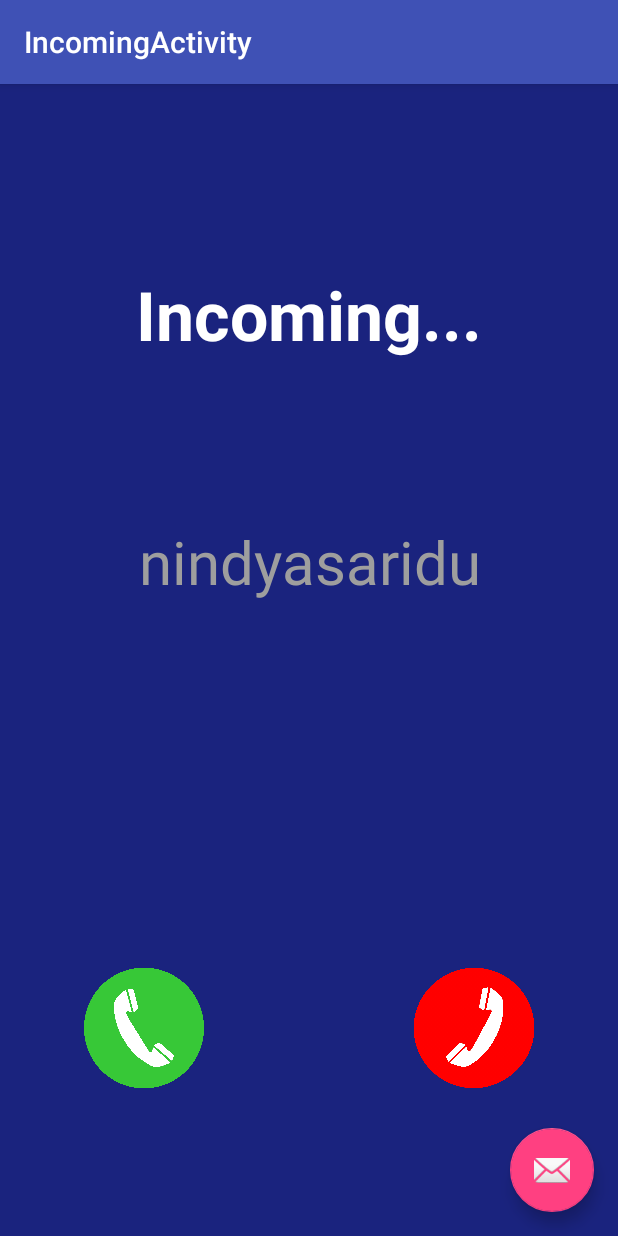
After one commit to ybpranawa/Rasp-V, an Android app: the IncomingActivity screen opened directly, with no data from a screen before it, on a phone screen of 412 x 824 dp. The commit adds this screen. Run offline under Robolectric (Android 15) with nearby library versions, the light colour scheme and no system bars.

Commit message:
AAdding callingActivity, incomingActivity, and circle button

```diff
--- /dev/null
+++ b/app/src/main/java/com/rakide/rasp_v/IncomingActivity.java
@@ -0,0 +1,29 @@
+package com.rakide.rasp_v;
+
+import android.os.Bundle;
+import android.support.design.widget.FloatingActionButton;
+import android.support.design.widget.Snackbar;
+import android.support.v7.app.AppCompatActivity;
+import android.support.v7.widget.Toolbar;
+import android.view.View;
+
+public class IncomingActivity extends AppCompatActivity {
+
+    @Override
+    protected void onCreate(Bundle savedInstanceState) {
+        super.onCreate(savedInstanceState);
+        setContentView(R.layout.activity_incoming);
+        Toolbar toolbar = (Toolbar) findViewById(R.id.toolbar);
+        setSupportActionBar(toolbar);
+
+        FloatingActionButton fab = (FloatingActionButton) findViewById(R.id.fab);
+        fab.setOnClickListener(new View.OnClickListener() {
+            @Override
+            public void onClick(View view) {
+                Snackbar.make(view, "Replace with your own action", Snackbar.LENGTH_LONG)
+                        .setAction("Action", null).show();
+            }
+        });
+    }
+
+}
--- /dev/null
+++ b/app/src/main/res/layout/activity_incoming.xml
@@ -0,0 +1,34 @@
+<?xml version="1.0" encoding="utf-8"?>
+<android.support.design.widget.CoordinatorLayout xmlns:android="http://schemas.android.com/apk/res/android"
+    xmlns:app="http://schemas.android.com/apk/res-auto"
+    xmlns:tools="http://schemas.android.com/tools"
+    android:layout_width="match_parent"
+    android:layout_height="match_parent"
+    android:fitsSystemWindows="true"
+    tools:context="com.rakide.rasp_v.IncomingActivity">
+
+    <android.support.design.widget.AppBarLayout
+        android:layout_width="match_parent"
+        android:layout_height="wrap_content"
+        android:theme="@style/AppTheme.AppBarOverlay">
+
+        <android.support.v7.widget.Toolbar
+            android:id="@+id/toolbar"
+            android:layout_width="match_parent"
+            android:layout_height="?attr/actionBarSize"
+            android:background="?attr/colorPrimary"
+            app:popupTheme="@style/AppTheme.PopupOverlay" />
+
+    </android.support.design.widget.AppBarLayout>
+
+    <include layout="@layout/content_incoming" />
+
+    <android.support.design.widget.FloatingActionButton
+        android:id="@+id/fab"
+        android:layout_width="wrap_content"
+        android:layout_height="wrap_content"
+        android:layout_gravity="bottom|end"
+        android:layout_margin="@dimen/fab_margin"
+        android:src="@android:drawable/ic_dialog_email" />
+
+</android.support.design.widget.CoordinatorLayout>
--- /dev/null
+++ b/app/src/main/res/layout/content_incoming.xml
@@ -0,0 +1,80 @@
+<?xml version="1.0" encoding="utf-8"?>
+<LinearLayout
+    xmlns:android="http://schemas.android.com/apk/res/android"
+    xmlns:tools="http://schemas.android.com/tools"
+    xmlns:app="http://schemas.android.com/apk/res-auto"
+    android:layout_width="match_parent"
+    android:layout_height="match_parent"
+    android:paddingLeft="@dimen/activity_horizontal_margin"
+    android:paddingRight="@dimen/activity_horizontal_margin"
+    android:paddingTop="@dimen/activity_vertical_margin"
+    android:paddingBottom="@dimen/activity_vertical_margin"
+    app:layout_behavior="@string/appbar_scrolling_view_behavior"
+
+    tools:context="com.rakide.rasp_v.DiallingActivity"
+    android:orientation="vertical"
+    android:background="#1A237E">
+
+    <LinearLayout
+        android:layout_width="match_parent"
+        android:layout_height="match_parent"
+        android:orientation="vertical"
+        android:layout_weight="1">
+        <TextView
+            android:id="@+id/tvDialling"
+            android:layout_width="match_parent"
+            android:layout_height="wrap_content"
+            android:text="Incoming..."
+            android:textSize="45sp"
+            android:textColor="#fff"
+            android:textStyle="bold"
+            android:gravity="center"
+            android:layout_weight="4"/>
+
+        <TextView
+            android:id="@+id/diallingUsername"
+            android:layout_width="match_parent"
+            android:layout_height="wrap_content"
+            android:text="nindyasaridu"
+            android:textColor="#9E9E9E"
+            android:textSize="40sp"
+            android:gravity="center|top"
+            android:layout_weight="1"/>
+
+        <TextView
+            android:layout_width="match_parent"
+            android:layout_height="wrap_content"
+            android:text=""
+            android:textSize="40sp"
+            android:layout_weight="1"/>
+    </LinearLayout>
+
+    <LinearLayout
+        android:layout_width="match_parent"
+        android:layout_height="match_parent"
+        android:orientation="horizontal"
+        android:layout_weight="2"
+        android:gravity="center">
+        <ImageButton
+            android:id="@+id/btnUpCallDialling"
+            android:layout_width="wrap_content"
+            android:layout_height="wrap_content"
+            android:scaleType="fitCenter"
+            android:background="@null"
+            android:layout_weight="1"
+            android:layout_marginRight="70dp"
+            android:layout_marginLeft="40dp"
+            android:src="@drawable/coba"/>
+
+        <ImageButton
+            android:id="@+id/btnEndCallDialling"
+            android:layout_width="wrap_content"
+            android:layout_height="wrap_content"
+            android:scaleType="fitCenter"
+            android:background="@null"
+            android:layout_weight="1"
+            android:layout_marginRight="40dp"
+            android:layout_marginLeft="70dp"
+            android:src="@drawable/endcoming"/>
+    </LinearLayout>
+</LinearLayout>
--- a/app/src/main/res/values-v21/styles.xml
+++ b/app/src/main/res/values-v21/styles.xml
@@ -1,4 +1,5 @@
 <resources>>
+
     <style name="AppTheme.NoActionBar">
         <item name="windowActionBar">false</item>
         <item name="windowNoTitle">true</item>
--- a/app/src/main/res/values/strings.xml
+++ b/app/src/main/res/values/strings.xml
@@ -4,8 +4,10 @@
     <string name="title_activity_login">LoginActivity</string>
     <string name="title_activity_main">MainActivity</string>
 
-<!-- TODO: Remove or change this placeholder text -->
+    <!-- TODO: Remove or change this placeholder text -->
     <string name="hello_blank_fragment">Hello blank fragment</string>
     <string name="title_activity_register">RegisterActivity</string>
     <string name="title_activity_dialling">DiallingActivity</string>
+    <string name="title_activity_calling">CallingActivity</string>
+    <string name="title_activity_incoming">IncomingActivity</string>
 </resources>
--- a/app/src/main/res/values/styles.xml
+++ b/app/src/main/res/values/styles.xml
@@ -7,14 +7,18 @@
         <item name="colorPrimaryDark">@color/colorPrimaryDark</item>
         <item name="colorAccent">@color/colorAccent</item>
     </style>
+
     <style name="AppTheme.NoActionBar">
         <item name="windowActionBar">false</item>
         <item name="windowNoTitle">true</item>
     </style>
+
     <style name="MainTabLayout" parent="Widget.Design.TabLayout">
         <item name="tabIndicatorColor">@color/tabIndicatorColor</item>
     </style>
+
     <style name="AppTheme.AppBarOverlay" parent="ThemeOverlay.AppCompat.Dark.ActionBar" />
+
     <style name="AppTheme.PopupOverlay" parent="ThemeOverlay.AppCompat.Light" />
 
 </resources>
```
Also changed, not shown: app/src/main/AndroidManifest.xml (+15 -11 lines), app/src/main/java/com/rakide/rasp_v/CallingActivity.java (added, +29 -0 lines), app/src/main/res/layout/activity_calling.xml (added, +34 -0 lines), app/src/main/res/layout/content_calling.xml (added, +73 -0 lines), app/src/main/res/drawable/coba.png (added), app/src/main/res/drawable/endcoming.png (added), 1 other file.
